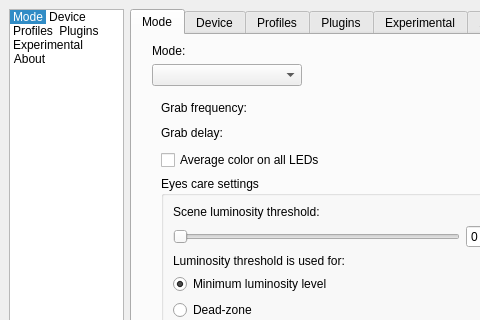
Atarity/Lightpack, file Software/src/SettingsWindow.ui: the form before one commit; both pictures show x 0 to 480 and y 0 to 320 of the 608 by 599 pixel window.
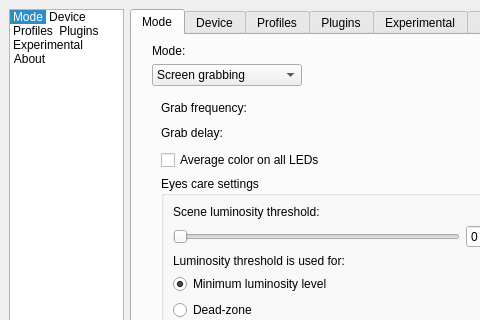
The form after the commit. Icons and pictures are not drawn. Custom widgets are drawn as their Qt base class.

Commit message: fixing wrong lightpack mode selection after loading

Diff of the .ui file:
```diff
--- a/Software/src/SettingsWindow.ui
+++ b/Software/src/SettingsWindow.ui
@@ -796,7 +796,7 @@
            </size>
           </property>
           <property name="currentIndex">
-           <number>-1</number>
+           <number>0</number>
           </property>
           <item>
            <property name="text">
```
The commit also changes 2 other files.
